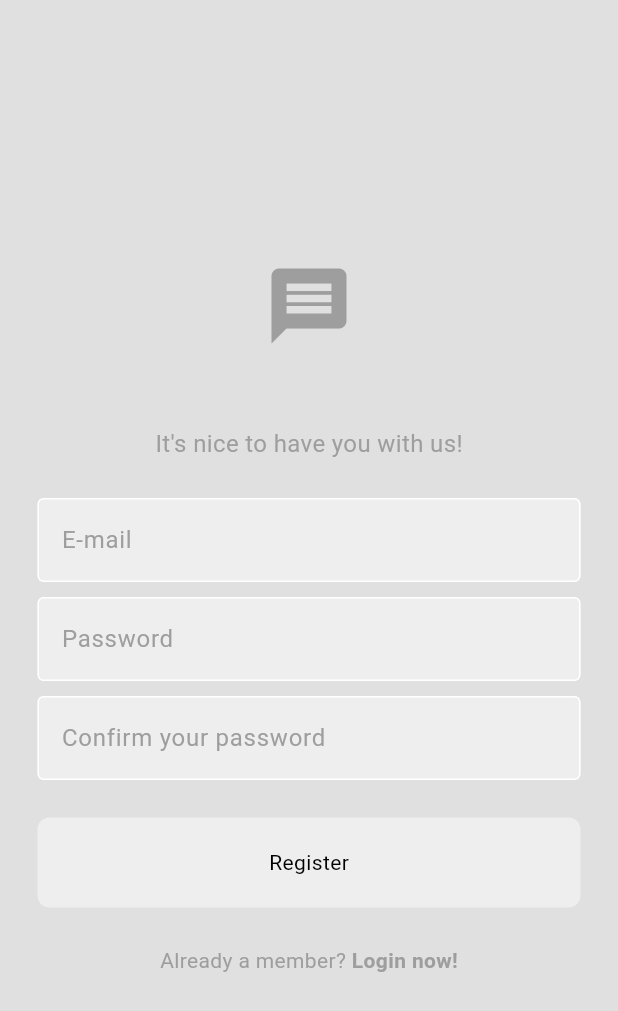
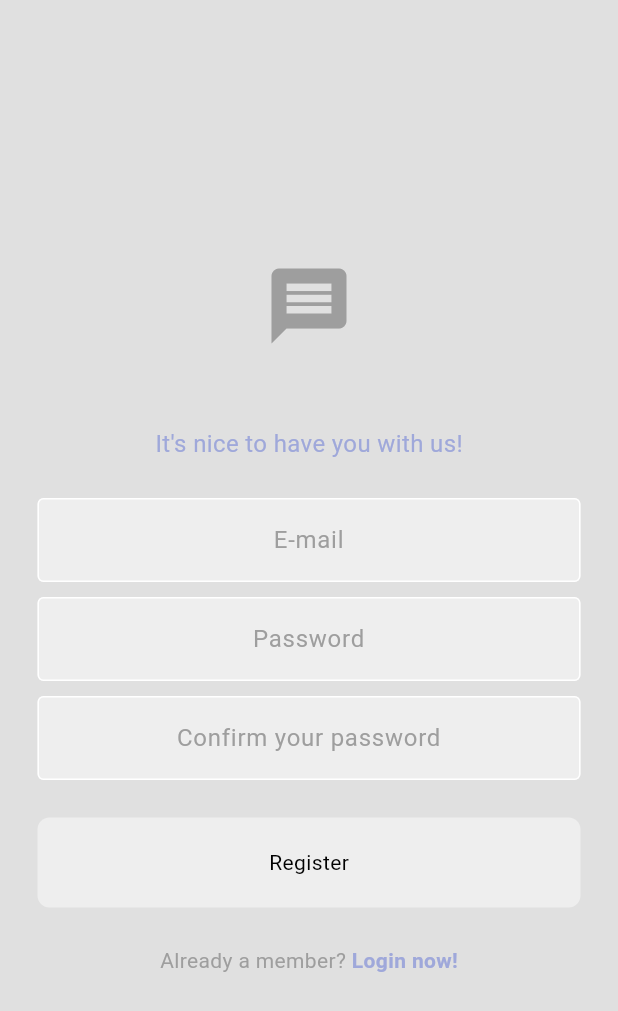
Before and after one commit to daniellberg/flutterChat, a Flutter app: the screen it shows after launch, after a tap on "Register now!", on a phone screen of 412 x 824 dp. Shown: the top 1011 px of the screen. Run offline on Flutter 3.47's test engine with Material 3 defaults, Android fonts, the phone set to English and light mode, and no system bars; our stand-ins replace firebase_auth, firebase_core; accounts and stored records are empty; network calls fail.

Commit message:
style: new styles for the login and register pages

```diff
--- a/lib/components/my_textfield.dart
+++ b/lib/components/my_textfield.dart
@@ -19,6 +19,7 @@ class MyTextField extends StatelessWidget {
       child: TextFormField(
         obscureText: obscure,
         controller: controller, //!!!!!!!!!!!!!!!!!!!!!!!!!!
+        textAlign: TextAlign.center,
         decoration: InputDecoration(
             enabledBorder: OutlineInputBorder(
               borderSide:
--- a/lib/pages/login_page.dart
+++ b/lib/pages/login_page.dart
@@ -55,9 +55,10 @@ class _LoginPageState extends State<LoginPage> {
             Text(
               "Welcome back!",
               style: TextStyle(
-                color: Theme.of(context).colorScheme.primary,
-                fontSize: 16,
-              ),
+                  // color: Theme.of(context).colorScheme.primary,
+                  color: Colors.indigo.shade200,
+                  fontSize: 16,
+                  fontWeight: FontWeight.w500),
             ),
 
             const SizedBox(height: 25),
@@ -84,9 +85,25 @@ class _LoginPageState extends State<LoginPage> {
             SizedBox(
               height: 35,
               width: 100,
-              child: ElevatedButton(
+              child: FilledButton(
                 onPressed: login,
-                child: Text("Login"),
+                child: Text(
+                  "Sign in",
+                  style: TextStyle(
+                    fontWeight: FontWeight.bold,
+                  ),
+                ),
+                style: ButtonStyle(
+                  backgroundColor: MaterialStateProperty.all(
+                      Colors.grey.shade200), // Background color
+                  foregroundColor: MaterialStateProperty.all(
+                      Colors.indigo.shade200), // Text color
+                  shape: MaterialStateProperty.all(
+                    RoundedRectangleBorder(
+                      borderRadius: BorderRadius.circular(8.0), // Border radius
+                    ),
+                  ),
+                ),
               ),
             ),
 
@@ -108,7 +125,8 @@ class _LoginPageState extends State<LoginPage> {
                       "Register now!",
                       style: TextStyle(
                         fontWeight: FontWeight.w600,
-                        color: Theme.of(context).colorScheme.primary,
+                        // color: Theme.of(context).colorScheme.primary,
+                        color: Colors.indigo.shade200,
                       ),
                     ),
                   ),
--- a/lib/pages/register_page.dart
+++ b/lib/pages/register_page.dart
@@ -36,7 +36,8 @@ class RegisterPage extends StatelessWidget {
             Text(
               "It's nice to have you with us!",
               style: TextStyle(
-                color: Theme.of(context).colorScheme.primary,
+                // color: Theme.of(context).colorScheme.primary,
+                color: Colors.indigo.shade200,
                 fontSize: 16,
               ),
             ),
@@ -92,7 +93,8 @@ class RegisterPage extends StatelessWidget {
                     "Login now!",
                     style: TextStyle(
                       fontWeight: FontWeight.w600,
-                      color: Theme.of(context).colorScheme.primary,
+                      // color: Theme.of(context).colorScheme.primary,
+                      color: Colors.indigo.shade200,
                     ),
                   ),
                 ),
```
